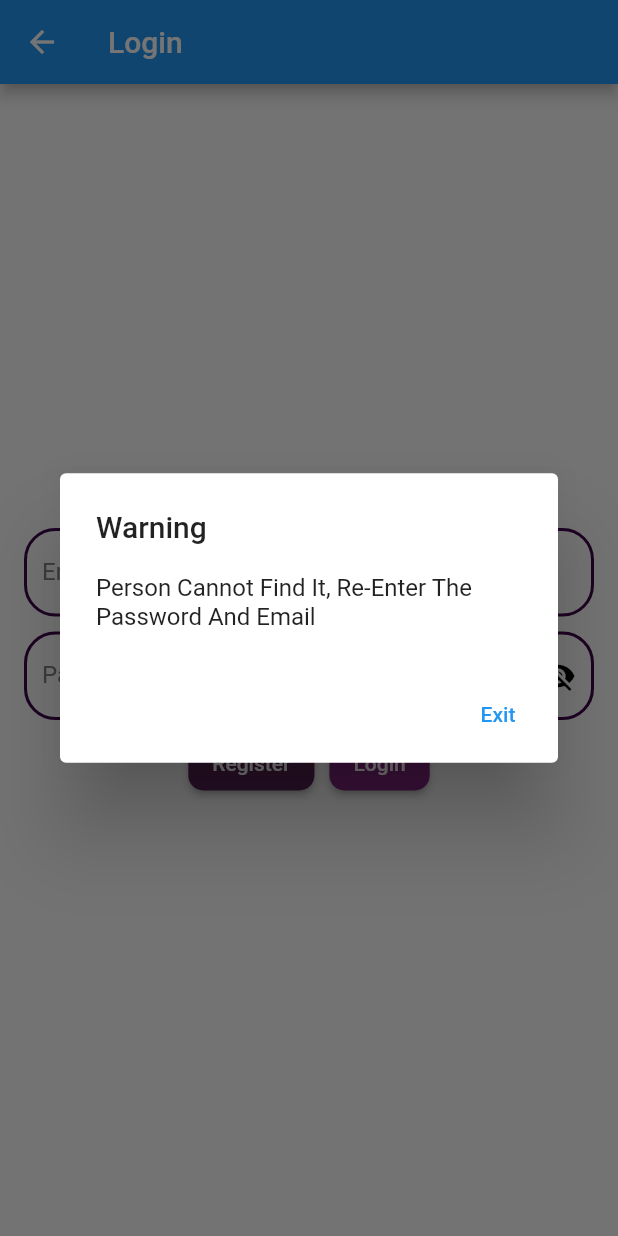
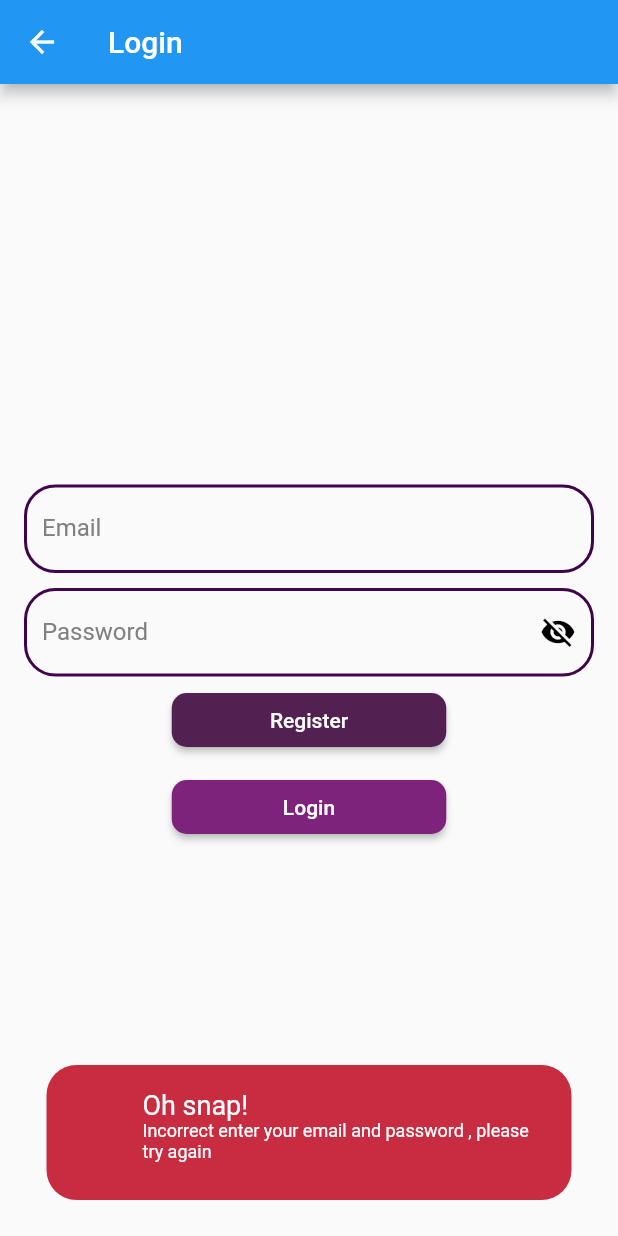
Before and after one commit to eduardogabrielz/Crud_Studants_Flutter, a Flutter app: the LoginScreen screen opened directly, after a tap on "Login", on a phone screen of 412 x 824 dp. Run offline on Flutter 3.47's test engine with Material 2 defaults, Android fonts, the phone set to English and light mode, and no system bars; our stand-ins replace drift; accounts and stored records are empty; generated files the repository leaves out were written again.

Commit message:
ATT CRUD

```diff
--- a/crud/lib/loginScreen.dart
+++ b/crud/lib/loginScreen.dart
@@ -14,10 +14,16 @@ class LoginScreen extends StatefulWidget {
 }
 
 final List<College> _colleges = [];
-final database = AppDatabase();
 
 TextEditingController emailController = TextEditingController();
 TextEditingController passwordController = TextEditingController();
+
+enum ValidationStatus {
+  validCredentials,
+  emailNotFound,
+  passwordIncorrect,
+  invalidInput
+}
 
 class LoginScreenState extends State<LoginScreen> {
   @override
@@ -28,7 +34,7 @@ class LoginScreenState extends State<LoginScreen> {
 
   bool passwordObscured = true;
 
-  Future<void> _addPersons(String email, String password) async {
+  Future<void> _addColleges(String email, String password) async {
     final newCollege =
         CollegesCompanion.insert(email: email, password: password);
 
@@ -146,7 +152,7 @@ class LoginScreenState extends State<LoginScreen> {
                                 },
                               );
                             } else {
-                              _addPersons(email, password);
+                              _addColleges(email, password);
                               Navigator.of(context).pop();
                               emailController.clear();
                               passwordController.clear();
@@ -160,22 +166,71 @@ class LoginScreenState extends State<LoginScreen> {
                 ))));
   }
 
-  bool isEmailAndPasswordValid(String email, String password) {
+  ValidationStatus isEmailAndPasswordValid(String email, String password) {
+    if (email.isEmpty || password.isEmpty) {
+      return ValidationStatus.invalidInput;
+    }
+
+    bool isEmailFound = false;
+
     for (var college in _colleges) {
-      if (college.email == email && college.password == password) {
-        return true;
+      if (college.email == email) {
+        isEmailFound = true;
+        if (college.password == password) {
+          return ValidationStatus.validCredentials;
+        } else {
+          return ValidationStatus.passwordIncorrect;
         }
       }
-    return false;
+    }
+    if (!isEmailFound) {
+      return ValidationStatus.emailNotFound;
+    }
+    return ValidationStatus.emailNotFound;
   }
 
   int getCollegeIdIfEmailAndPasswordValid(String email, String password) {
     for (var college in _colleges) {
       if (college.email == email && college.password == password) {
-        return college.id; // Suponha que 'id' seja o campo do ID do colégio.
+        return college.id;
       }
     }
-    return -1; // Retorne -1 se as credenciais não forem válidas.
+    return -1;
+  }
+
+  Future<void> _mensager(BuildContext context, String error) async {
+    ScaffoldMessenger.of(context).showSnackBar(SnackBar(
+      content: Container(
+          padding: const EdgeInsets.all(16),
+          height: 90,
+          decoration: const BoxDecoration(
+              color: Color(0xFFC72C41),
+              borderRadius: BorderRadius.all(Radius.circular(20))),
+          child: Row(
+            children: [
+              const SizedBox(width: 48),
+              Expanded(
+                  child: Column(
+                crossAxisAlignment: CrossAxisAlignment.start,
+                children: [
+                  const Text(
+                    'Oh snap!',
+                    style: TextStyle(fontSize: 18, color: Colors.white),
+                  ),
+                  Text(
+                    'Incorrect $error , please try again',
+                    style: const TextStyle(color: Colors.white, fontSize: 12),
+                    maxLines: 12,
+                    overflow: TextOverflow.ellipsis,
+                  ),
+                ],
+              ))
+            ],
+          )),
+      behavior: SnackBarBehavior.floating,
+      backgroundColor: Colors.transparent,
+      elevation: 0,
+    ));
   }
 
   @override
@@ -244,17 +299,20 @@ class LoginScreenState extends State<LoginScreen> {
                   inputFormatters: [LengthLimitingTextInputFormatter(10)],
                 ),
               ),
-              Row(
+              Column(
                 mainAxisAlignment: MainAxisAlignment.center,
                 children: [
-                  ElevatedButton(
+                  SizedBox(
+                    width: 183,
+                    child: ElevatedButton(
                       onPressed: () {
                         registerCollege();
                       },
                       style: ButtonStyle(
                         backgroundColor:
                             MaterialStateProperty.all(const Color(0xFF522151)),
-                      shape: MaterialStateProperty.all<RoundedRectangleBorder>(
+                        shape:
+                            MaterialStateProperty.all<RoundedRectangleBorder>(
                           RoundedRectangleBorder(
                             borderRadius: BorderRadius.circular(10),
                           ),
@@ -262,15 +320,19 @@ class LoginScreenState extends State<LoginScreen> {
                       ),
                       child: const Text('Register'),
                     ),
-                  const SizedBox(width: 10),
-                  ElevatedButton(
+                  ),
+                  const SizedBox(height: 10),
+                  SizedBox(
+                    width: 183,
+                    child: ElevatedButton(
                       onPressed: () async {
-                      bool isPersonFound = isEmailAndPasswordValid(
+                        ValidationStatus isPersonFound =
+                            isEmailAndPasswordValid(
                                 emailController.text, passwordController.text);
-                      if (isPersonFound) {
+                        switch (isPersonFound) {
+                          case ValidationStatus.validCredentials:
                             int collegeId = getCollegeIdIfEmailAndPasswordValid(
                                 emailController.text, passwordController.text);
-
                             Navigator.push(
                               context,
                               MaterialPageRoute(
@@ -281,31 +343,25 @@ class LoginScreenState extends State<LoginScreen> {
 
                             emailController.clear();
                             passwordController.clear();
-                      } else {
-                        showDialog(
-                          context: context,
-                          builder: (BuildContext context) {
-                            return AlertDialog(
-                              title: const Text("Warning"),
-                              content: const Text(
-                                  "Person Cannot Find It, Re-Enter The Password And Email"),
-                              actions: <Widget>[
-                                TextButton(
-                                  child: const Text("Exit"),
-                                  onPressed: () {
-                                    Navigator.of(context).pop();
-                                  },
-                                ),
-                              ],
-                            );
-                          },
-                        );
+                            break;
+                          case ValidationStatus.passwordIncorrect:
+                            _mensager(context, 'password');
+                            passwordController.clear();
+                            break;
+                          case ValidationStatus.emailNotFound:
+                            _mensager(context, 'email');
+                            emailController.clear();
+                            break;
+                          case ValidationStatus.invalidInput:
+                            _mensager(context, 'enter your email and password');
+                            break;
                         }
                       },
                       style: ButtonStyle(
                         backgroundColor:
                             MaterialStateProperty.all(const Color(0xFF7E237C)),
-                      shape: MaterialStateProperty.all<RoundedRectangleBorder>(
+                        shape:
+                            MaterialStateProperty.all<RoundedRectangleBorder>(
                           RoundedRectangleBorder(
                             borderRadius: BorderRadius.circular(10),
                           ),
@@ -313,6 +369,7 @@ class LoginScreenState extends State<LoginScreen> {
                       ),
                       child: const Text('Login'),
                     ),
+                  )
                 ],
               ),
             ],
```
Lines whose indentation alone changed are shown as unchanged.
